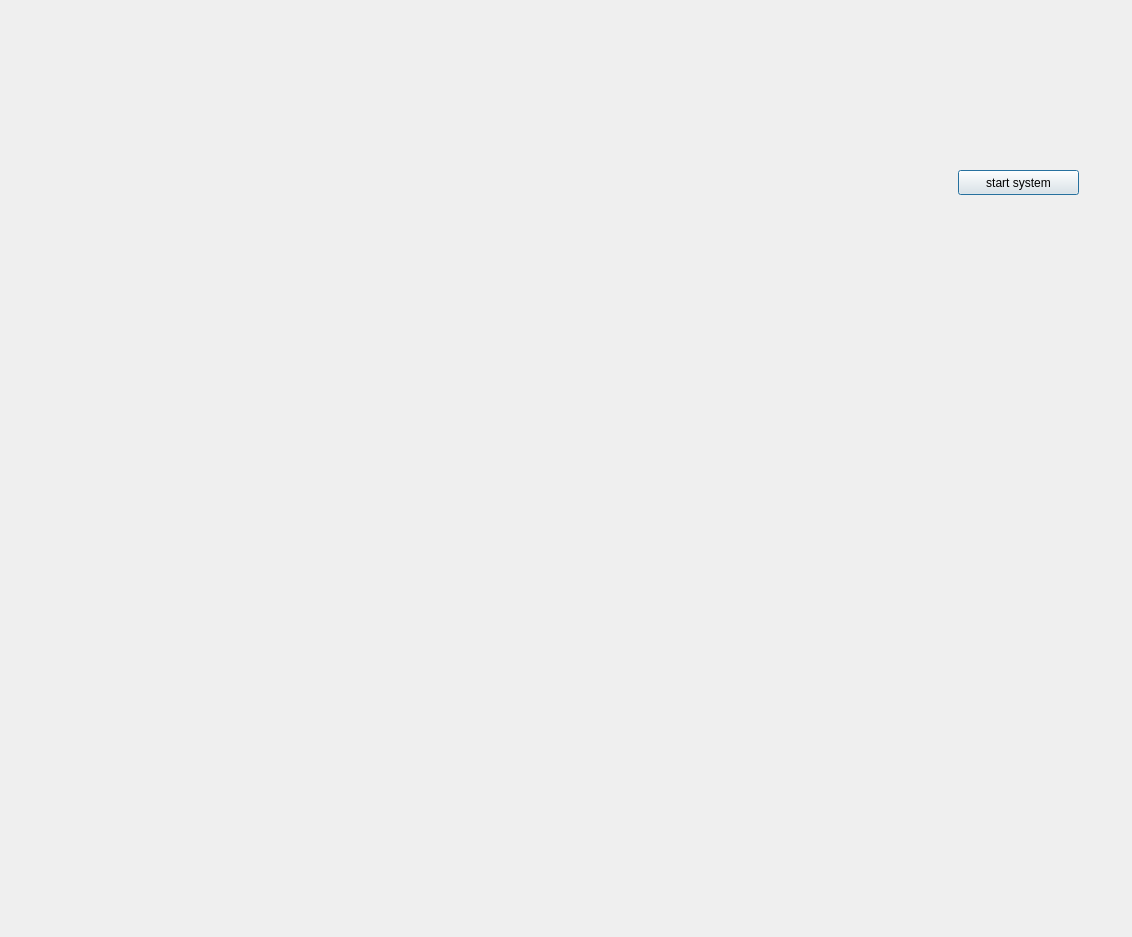
Qt form work_station/src/console_gui.ui (GeremyAndOrange/ROS2) before a commit.
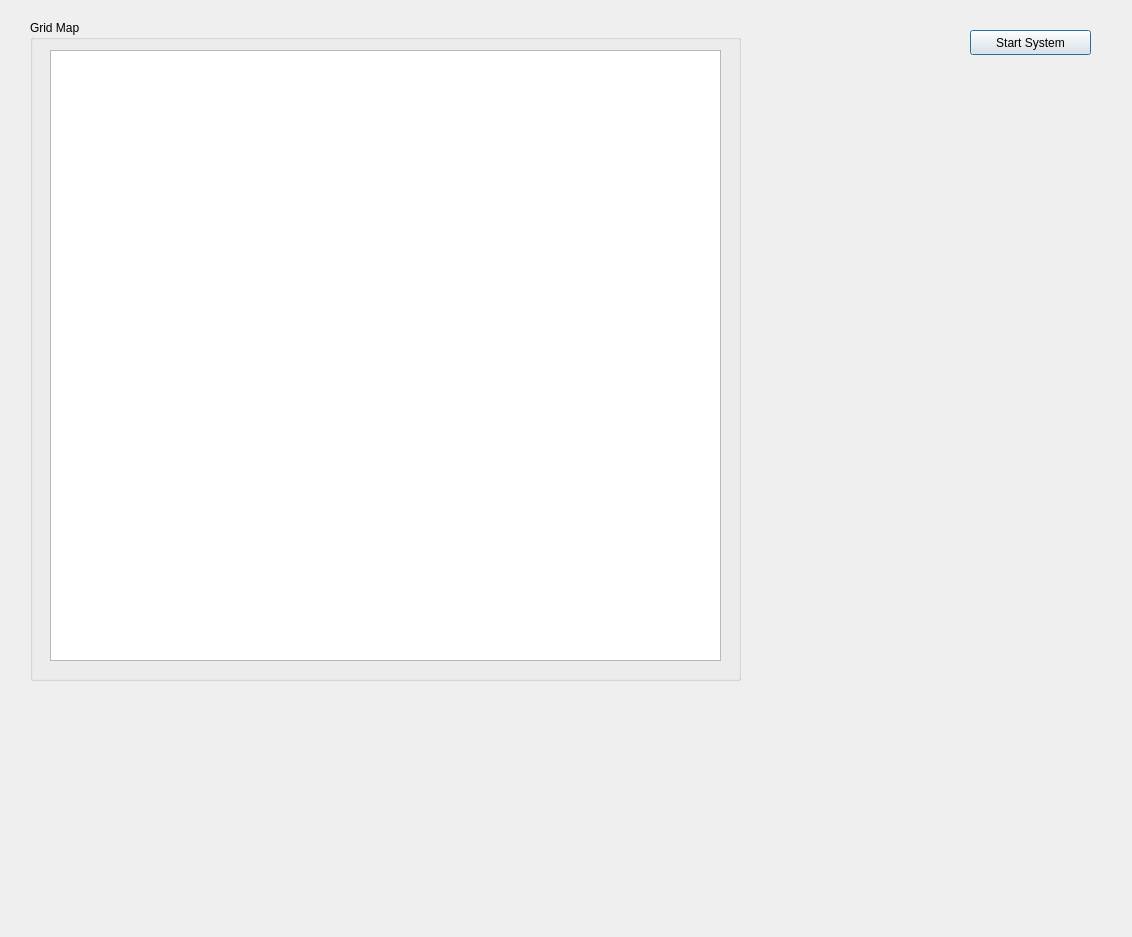
The same form after that commit.

Commit message: 修改：     .gitignore 	修改：     .vscode/settings.json 	修改：     README.md 	修改：     manager/CMakeLists.txt 	新文件：   work_station/CMakeLists.txt 	修改：     work_station/include/console_gui/console_gui.h 	修改：     work_station/include/work_station/console.hpp 	修改：     work_station/package.xml 	修改：     work_station/src/console.cpp 	修改：     work_station/src/console_gui.cpp 	修改：     work_station/src/console_gui.ui

```diff
--- a/work_station/src/console_gui.ui
+++ b/work_station/src/console_gui.ui
@@ -16,16 +16,39 @@
   <widget class="QPushButton" name="pushButton">
    <property name="geometry">
     <rect>
-     <x>958</x>
-     <y>170</y>
+     <x>970</x>
+     <y>30</y>
      <width>121</width>
      <height>25</height>
     </rect>
    </property>
    <property name="text">
-    <string>start system</string>
+    <string>Start System</string>
    </property>
   </widget>
+  <widget class="QGroupBox" name="GridMap">
+   <property name="geometry">
+    <rect>
+     <x>30</x>
+     <y>20</y>
+     <width>711</width>
+     <height>661</height>
+    </rect>
+   </property>
+   <property name="title">
+    <string>Grid Map</string>
+   </property>
+   <widget class="QGraphicsView" name="GridMapGraphic">
+    <property name="geometry">
+     <rect>
+      <x>20</x>
+      <y>30</y>
+      <width>671</width>
+      <height>611</height>
+     </rect>
+    </property>
+   </widget>
+  </widget>
  </widget>
  <resources/>
  <connections/>
```
Left out of the diff: 8 changed lines with no effect on the pictures. The commit also changes 10 other files.
